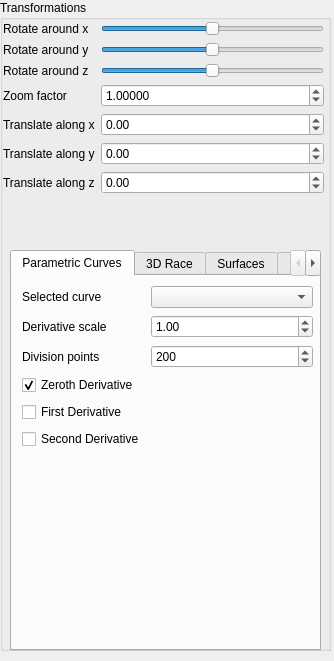
The window that Labor/GUI/SideWidget.ui (Moenish/II_II-CAGD) describes before a commit, drawn with Qt 5.
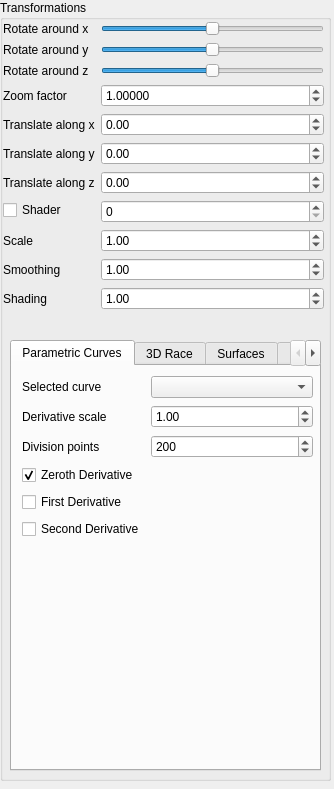
The same window after the commit.

Diff of the .ui file:
```diff
--- a/Labor/GUI/SideWidget.ui
+++ b/Labor/GUI/SideWidget.ui
@@ -7,7 +7,7 @@
     <x>0</x>
     <y>0</y>
     <width>334</width>
-    <height>661</height>
+    <height>789</height>
    </rect>
   </property>
   <property name="sizePolicy">
@@ -31,7 +31,7 @@
      <x>0</x>
      <y>0</y>
      <width>331</width>
-     <height>651</height>
+     <height>781</height>
     </rect>
    </property>
    <property name="title">
@@ -43,7 +43,7 @@
       <x>3</x>
       <y>21</y>
       <width>321</width>
-      <height>231</height>
+      <height>310</height>
      </rect>
     </property>
     <layout class="QFormLayout" name="formLayout">
@@ -217,15 +217,80 @@
        </property>
       </widget>
      </item>
+     <item row="7" column="0">
+      <widget class="QCheckBox" name="doShader">
+       <property name="text">
+        <string>Shader</string>
+       </property>
+      </widget>
+     </item>
+     <item row="7" column="1">
+      <widget class="QSpinBox" name="shaderSelector">
+       <property name="maximum">
+        <number>3</number>
+       </property>
+      </widget>
+     </item>
+     <item row="8" column="1">
+      <widget class="QDoubleSpinBox" name="shader_scale">
+       <property name="singleStep">
+        <double>0.010000000000000</double>
+       </property>
+       <property name="value">
+        <double>1.000000000000000</double>
+       </property>
+      </widget>
+     </item>
+     <item row="9" column="1">
+      <widget class="QDoubleSpinBox" name="shader_smoothing">
+       <property name="singleStep">
+        <double>0.010000000000000</double>
+       </property>
+       <property name="value">
+        <double>1.000000000000000</double>
+       </property>
+      </widget>
+     </item>
+     <item row="10" column="1">
+      <widget class="QDoubleSpinBox" name="shader_shading">
+       <property name="singleStep">
+        <double>0.010000000000000</double>
+       </property>
+       <property name="value">
+        <double>1.000000000000000</double>
+       </property>
+      </widget>
+     </item>
+     <item row="8" column="0">
+      <widget class="QLabel" name="shader_label_8">
+       <property name="text">
+        <string>Scale</string>
+       </property>
+      </widget>
+     </item>
+     <item row="9" column="0">
+      <widget class="QLabel" name="shader_label_9">
+       <property name="text">
+        <string>Smoothing</string>
+       </property>
+      </widget>
+     </item>
+     <item row="10" column="0">
+      <widget class="QLabel" name="shader_label_10">
+       <property name="text">
+        <string>Shading</string>
+       </property>
+      </widget>
+     </item>
     </layout>
    </widget>
    <widget class="QTabWidget" name="page_tabs">
     <property name="geometry">
      <rect>
       <x>10</x>
-      <y>250</y>
+      <y>340</y>
       <width>311</width>
-      <height>401</height>
+      <height>431</height>
      </rect>
     </property>
     <property name="currentIndex">
@@ -241,7 +306,7 @@
         <x>10</x>
         <y>10</y>
         <width>291</width>
-        <height>241</height>
+        <height>371</height>
        </rect>
       </property>
       <layout class="QFormLayout" name="formLayout_2">
```
